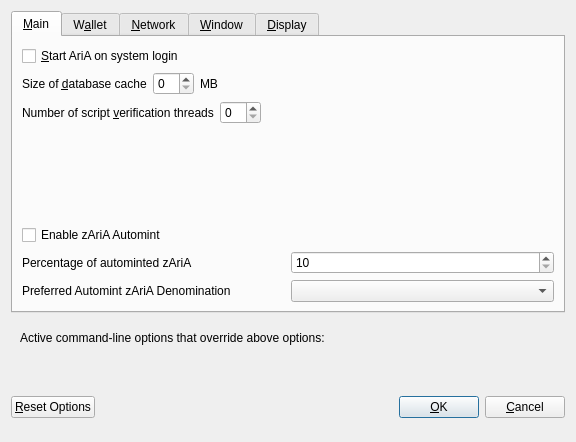
nuronetech/Main, file src/qt/forms/optionsdialog.ui: the form before one commit.
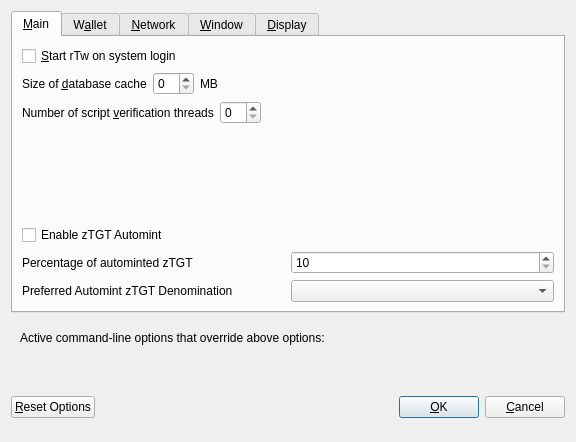
The form after the commit. Custom widgets are drawn as their Qt base class.

Diff of the .ui file:
```diff
--- a/src/qt/forms/optionsdialog.ui
+++ b/src/qt/forms/optionsdialog.ui
@@ -33,7 +33,7 @@
           <string>Automatically start AriA after logging in to the system.</string>
          </property>
          <property name="text">
-          <string>&amp;Start AriA on system login</string>
+          <string>&amp;Start rTw on system login</string>
          </property>
         </widget>
        </item>
@@ -139,7 +139,7 @@
           <enum>Qt::LeftToRight</enum>
          </property>
          <property name="text">
-          <string>Enable zAriA Automint</string>
+          <string>Enable zTGT Automint</string>
          </property>
         </widget>
        </item>
@@ -151,7 +151,7 @@
             <string>Percentage of incoming AriA which get automatically converted to zAriA via Zerocoin Protocol (min: 10%)</string>
            </property>
            <property name="text">
-            <string>Percentage of autominted zAriA</string>
+            <string>Percentage of autominted zTGT</string>
            </property>
           </widget>
          </item>
@@ -184,7 +184,7 @@
             <string>Wait with automatic conversion to Zerocoin until enough AriA for this denomination is available</string>
            </property>
            <property name="text">
-            <string>Preferred Automint zAriA Denomination</string>
+            <string>Preferred Automint zTGT Denomination</string>
            </property>
           </widget>
          </item>
```
Left out of the diff: 16 changed lines with no effect on the pictures.
